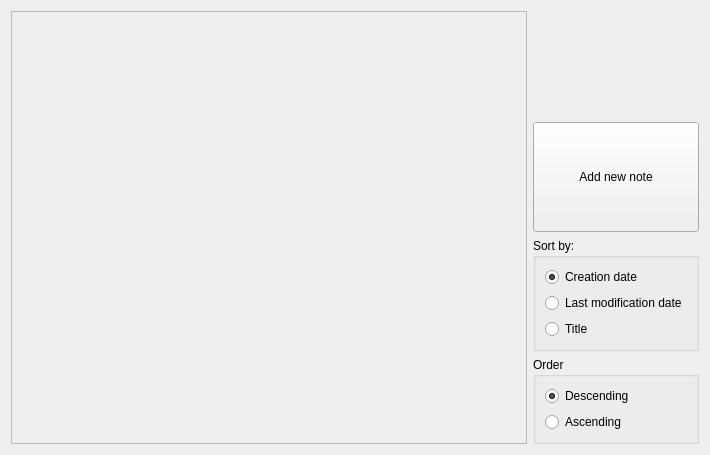
Qt form forms/NotesDisplayingTab.ui (Patryk-Trojak/Notes) before a commit.
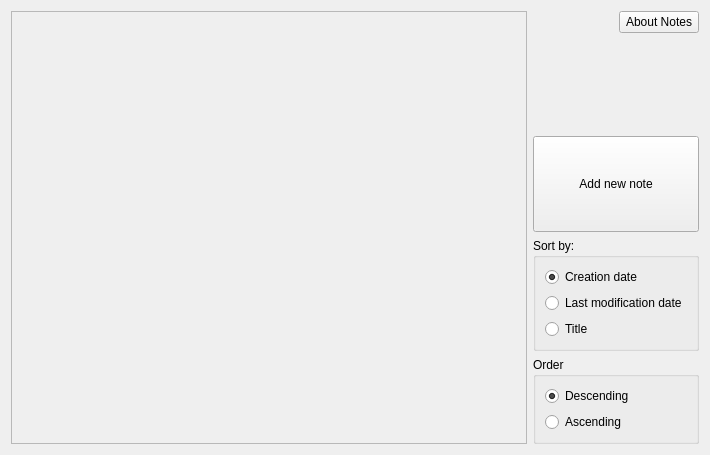
The same form after that commit.

Commit message: Add about window

```diff
--- a/forms/NotesDisplayingTab.ui
+++ b/forms/NotesDisplayingTab.ui
@@ -49,6 +49,19 @@
    </item>
    <item>
     <layout class="QVBoxLayout" name="verticalLayout">
+     <item alignment="Qt::AlignRight">
+      <widget class="QPushButton" name="aboutNotes">
+       <property name="sizePolicy">
+        <sizepolicy hsizetype="Maximum" vsizetype="Fixed">
+         <horstretch>0</horstretch>
+         <verstretch>0</verstretch>
+        </sizepolicy>
+       </property>
+       <property name="text">
+        <string>About Notes</string>
+       </property>
+      </widget>
+     </item>
      <item>
       <spacer name="verticalSpacer">
        <property name="orientation">
```
The commit also changes 5 other files.
